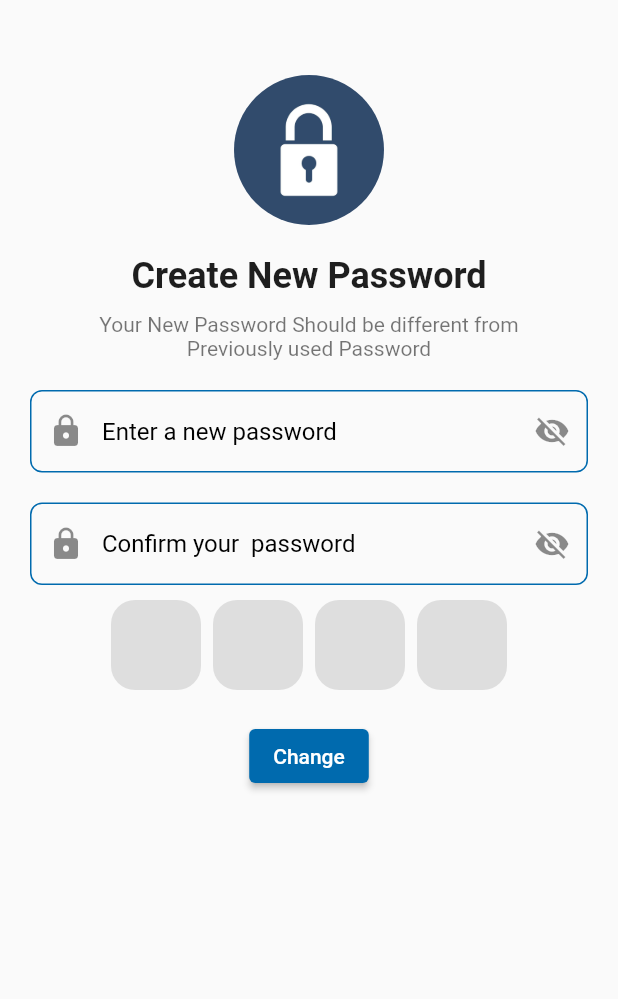
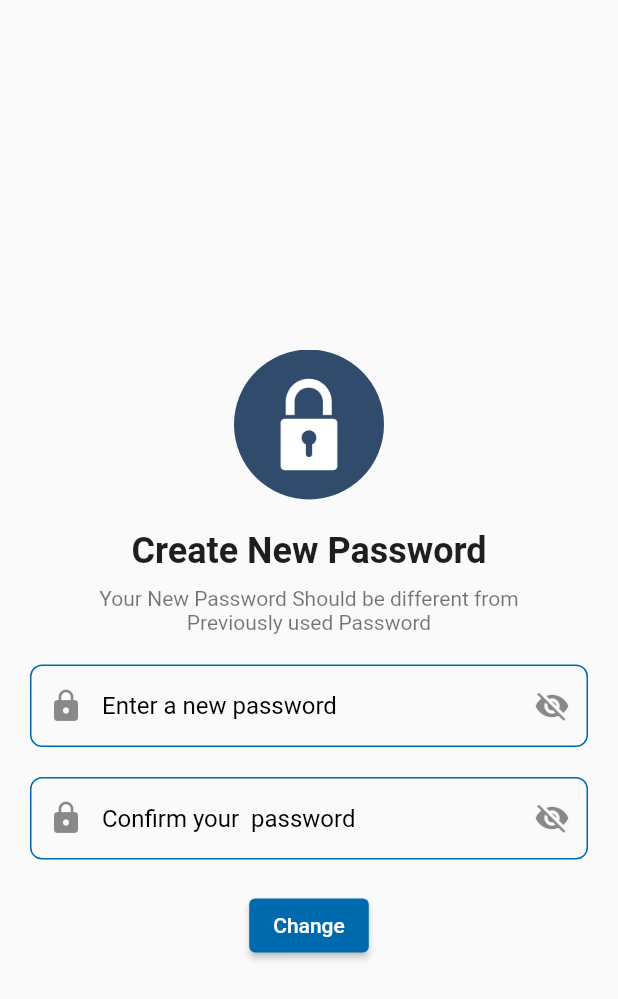
Before and after one commit to khaled365-code/oral_cancer_detection_app, a Flutter app: the ResetPassword screen opened by its route, on a phone screen of 412 x 824 dp. Shown: the top 999 px of the screen. Run offline on Flutter 3.47's test engine with Material 2 defaults, Android fonts, the phone set to English and light mode, and no system bars; drawn by our look-alikes of pinput; our stand-ins replace cached_network_image, dio, font_awesome_flutter, lottie.

```diff
--- a/lib/core/routes/app_routes.dart
+++ b/lib/core/routes/app_routes.dart
@@ -2,6 +2,7 @@
 import 'package:flutter/cupertino.dart';
 import 'package:flutter/material.dart';
 import 'package:graduation_project/features/auth/presentation/views/congratulation_view.dart';
+import 'package:graduation_project/features/auth/presentation/views/otp_verfication_view.dart';
 import 'package:graduation_project/features/community/presentation/screens/community_home.dart';
 import 'package:graduation_project/features/diagnosis/presentation/views/questions_view.dart';
 import 'package:graduation_project/features/diagnosis/presentation/views/result_view.dart';
@@ -47,6 +48,7 @@ class Routes
   static const String result='/result';
   static const String congratulationScreen='/congratulationScreen';
   static const String questionsView='/questionsView';
+  static const String otpScreen='/otpScreen';
 
 }
 
@@ -59,6 +61,8 @@ class AppRoutes
     {
       case Routes.home:
         return MaterialPageRoute(builder: (context) =>const HomePage(),);
+      case Routes.otpScreen:
+        return MaterialPageRoute(builder: (context) =>const OtpVerifyScreen(),);
       case Routes.questionsView:
         return MaterialPageRoute(builder: (context) =>const QuestionsView(),);
       case Routes.congratulationScreen:
--- a/lib/core/utilis/app_assets.dart
+++ b/lib/core/utilis/app_assets.dart
@@ -46,6 +46,8 @@ class AppAssets
   static const String uploadBackground='assets/images/uploadBackground.png';
   static const String empty='assets/images/empty.png';
   static const String medicalNewsImg='assets/images/empty.png';
+  static const String logoImg='assets/images/launcher_icon.png';
+
 
 
 
--- a/lib/features/auth/presentation/views/reset_pass_screen.dart
+++ b/lib/features/auth/presentation/views/reset_pass_screen.dart
@@ -29,12 +29,12 @@ class _ResetPasswordState extends State<ResetPassword> {
     double width=MediaQuery.of(context).size.width;
 
     return Scaffold(
-      body: SingleChildScrollView(
-        child: Padding(
-          padding: const EdgeInsets.only(top: 50,left: 20,right: 20),
-          child: Form(
-            key: formKey,
-            child: Center(
+      body: Center(
+        child: SingleChildScrollView(
+          child: Padding(
+            padding: const EdgeInsets.only(top: 50,left: 20,right: 20),
+            child: Form(
+              key: formKey,
               child: Column(
                 children: [
 
@@ -73,20 +73,6 @@ class _ResetPasswordState extends State<ResetPassword> {
                       },),
 
                   ),
-
-                  const SizedBox(height: 10,),
-                  Pinput(
-                    keyboardType: TextInputType.number,
-                    pinAnimationType: PinAnimationType.slide,
-                    defaultPinTheme: PinTheme(width: 60,height: 60,
-                        decoration: BoxDecoration(
-                            color: Colors.grey.withOpacity(0.3),borderRadius: BorderRadius.circular(16))),
-                    focusedPinTheme: PinTheme(width: 60,height: 60,
-                        decoration:
-                        BoxDecoration(color: AppColors.primary,borderRadius: BorderRadius.circular(16))
-                    ),
-
-                  ),
                   const SizedBox(height: 20,),
                   CustomElevatedButton(
                     onpress: (){
--- a/lib/features/auth/presentation/views/send_code_screen.dart
+++ b/lib/features/auth/presentation/views/send_code_screen.dart
@@ -46,7 +46,7 @@ class SendCode extends StatelessWidget {
                 buttonBackground: AppColors.primary,
                   onpress: (){
                 if(formKey.currentState!.validate()){
-                 navigate(context: context, route: Routes.resetNewPass);
+                 navigate(context: context, route: Routes.otpScreen);
                   }
                 }, child: Text("Send Code",style:AppTextStyles.font14.copyWith(color: AppColors.white) ,),
               )
```
Also changed, not shown: lib/features/auth/presentation/views/otp_verfication_view.dart (added, +67 -0 lines), pubspec.yaml (+8 -0 lines), assets/images/nativeImage.JPG (added), pubspec.lock, 11 other files.
